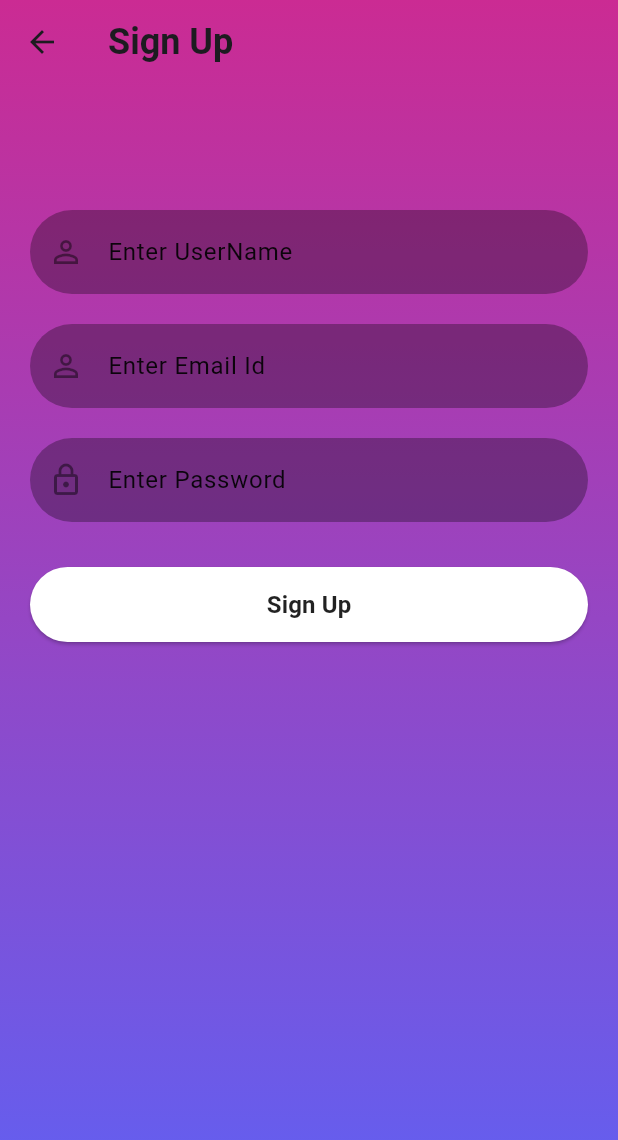
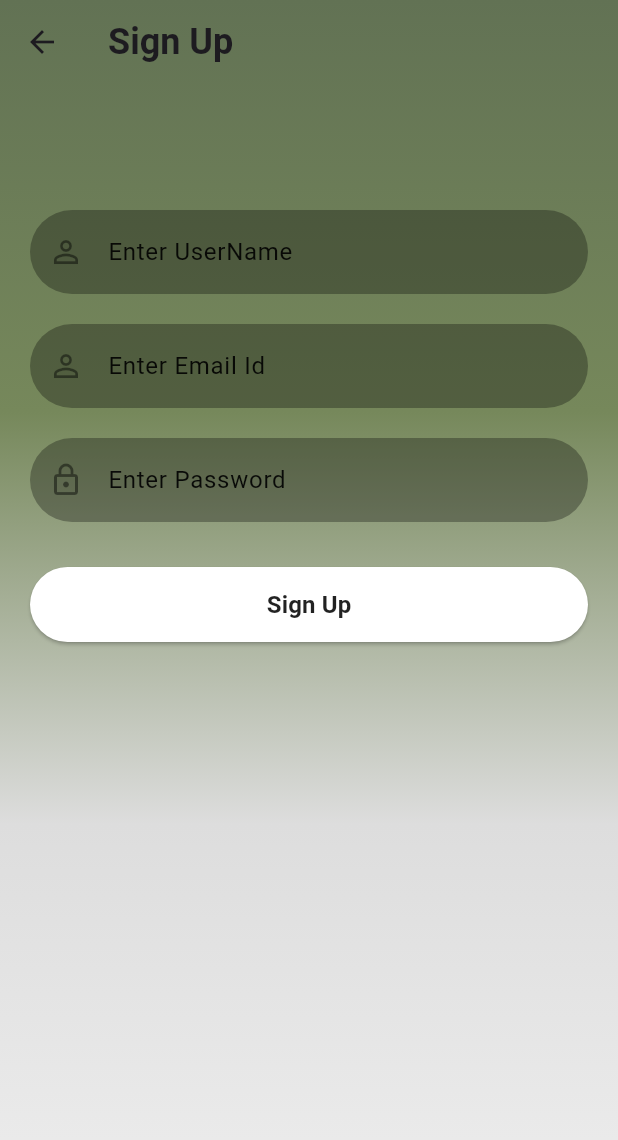
Before and after one commit to Anovortex/taskmanager, a Flutter app: the SignUpScreen screen opened directly, on a phone screen of 412 x 824 dp. Shown: the top 1140 px of the screen. Run offline on Flutter 3.47's test engine with Material 3 defaults, Android fonts, the phone set to English and light mode, and no system bars; our stand-ins replace cloud_firestore, firebase_auth, firebase_core; accounts and stored records are empty.

Commit message:
color fixed

```diff
--- a/lib/screens/signup_screen.dart
+++ b/lib/screens/signup_screen.dart
@@ -32,9 +32,10 @@ class _SignUpScreenState extends State<SignUpScreen> {
           height: MediaQuery.of(context).size.height,
           decoration: BoxDecoration(
               gradient: LinearGradient(colors: [
-            hexStringToColor("CB2B93"),
-            hexStringToColor("9546C4"),
-            hexStringToColor("5E61F4")
+            hexStringToColor("627254"),
+            hexStringToColor("76885B"),
+            hexStringToColor("DDDDDD"),
+            hexStringToColor("EEEEEE")
           ], begin: Alignment.topCenter, end: Alignment.bottomCenter)),
           child: SingleChildScrollView(
               child: Padding(
@@ -66,8 +67,10 @@ class _SignUpScreenState extends State<SignUpScreen> {
                           password: _passwordTextController.text)
                       .then((value) {
                     print("Created New Account");
-                    Navigator.push(context,
-                        MaterialPageRoute(builder: (context) => TaskManagerHomePage()));
+                    Navigator.push(
+                        context,
+                        MaterialPageRoute(
+                            builder: (context) => TaskManagerHomePage()));
                   }).onError((error, stackTrace) {
                     print("Error ${error.toString()}");
                   });
```
